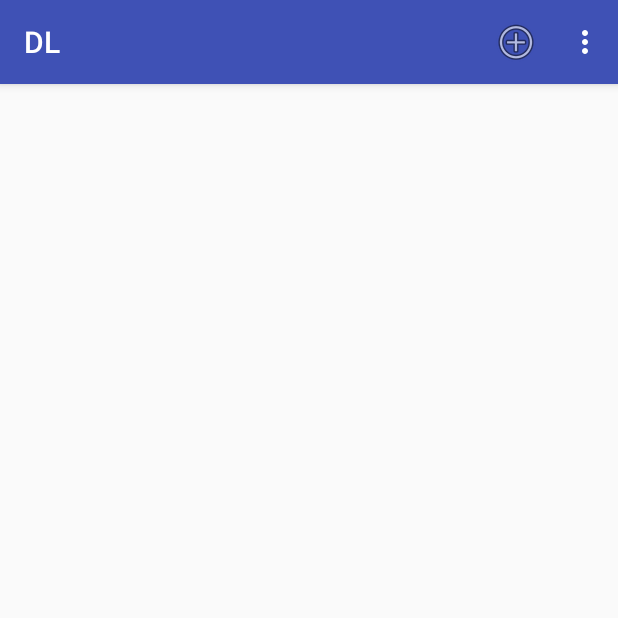
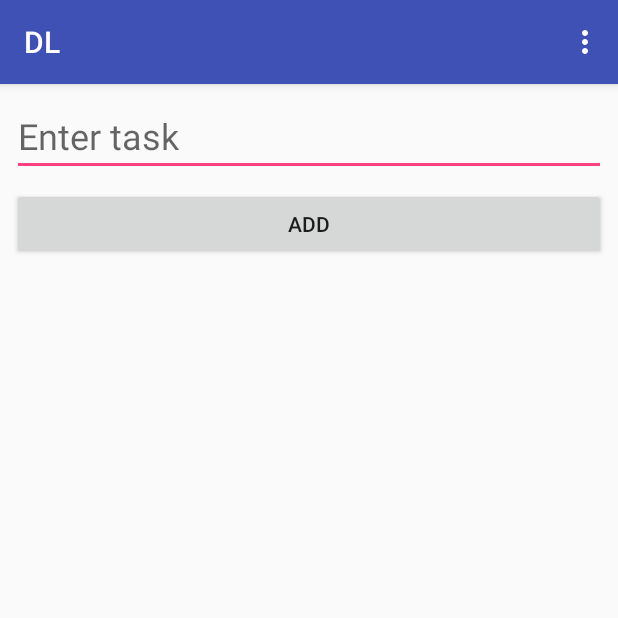
Before and after one commit to taoalpha/DL, an Android app: the screen it shows after launch (MainActivity), on a phone screen of 412 x 824 dp, the top half of it. Run offline under Robolectric (Android 15) with nearby library versions, the light colour scheme and no system bars.

Commit message:
remove the alert box, replace with an EditText and a button, still ugly, need new styles

```diff
--- a/app/src/main/res/layout/content_main.xml
+++ b/app/src/main/res/layout/content_main.xml
@@ -9,9 +9,44 @@
     tools:showIn="@layout/activity_main"
     tools:context="com.example.tao.dl.MainActivity">
 
+
+    <EditText
+        android:id="@+id/editText"
+        android:layout_width="fill_parent"
+        android:layout_height="wrap_content"
+        android:hint="Enter task"
+        android:textSize="24dp"
+        android:layout_alignParentTop="true"
+        android:layout_centerHorizontal="true"
+        app:layout_constraintTop_toTopOf="parent"
+        android:layout_marginTop="8dp"
+        android:layout_marginLeft="8dp"
+        app:layout_constraintLeft_toLeftOf="parent"
+        android:layout_marginRight="8dp"
+        app:layout_constraintRight_toRightOf="parent" />
+    <Button
+        android:id="@+id/addBtn"
+        android:layout_width="fill_parent"
+        android:layout_height="wrap_content"
+        android:text="Add"
+        android:layout_alignParentLeft="true"
+        android:layout_marginTop="8dp"
+        app:layout_constraintTop_toBottomOf="@+id/editText"
+        android:layout_marginLeft="8dp"
+        app:layout_constraintLeft_toLeftOf="parent"
+        android:layout_marginRight="8dp"
+        android:onClick="addItem"
+        app:layout_constraintRight_toRightOf="parent" />
+
     <ListView
         android:id="@+id/item_list"
         android:layout_width="wrap_content"
-        android:layout_height="wrap_content" />
+        android:layout_height="wrap_content"
+        android:layout_marginLeft="8dp"
+        app:layout_constraintLeft_toLeftOf="parent"
+        android:layout_marginTop="11dp"
+        app:layout_constraintTop_toBottomOf="@+id/addBtn"
+        android:layout_marginRight="0dp"
+        app:layout_constraintRight_toRightOf="parent" />
 
 </android.support.constraint.ConstraintLayout>
--- a/app/src/main/res/layout/item.xml
+++ b/app/src/main/res/layout/item.xml
@@ -11,7 +11,7 @@
         android:layout_alignParentLeft="true"
         android:layout_alignParentStart="true"
         android:text="Hello"
-        android:textSize="20sp" />
+        style="@style/ListItem" />
 
     <Button
         android:id="@+id/item_delete"
--- a/app/src/main/res/menu/menu_main.xml
+++ b/app/src/main/res/menu/menu_main.xml
@@ -6,9 +6,4 @@
         android:title="@string/action_settings"
         android:orderInCategory="100"
         app:showAsAction="never" />
-    <item
-        android:id="@+id/action_add_item"
-        android:icon="@android:drawable/ic_menu_add"
-        android:title="Add Item"
-        app:showAsAction="always" />
 </menu>
```
Also changed, not shown: app/src/main/java/com/example/tao/dl/MainActivity.java (+28 -30 lines), app/src/main/res/values/styles.xml (+7 -0 lines).
